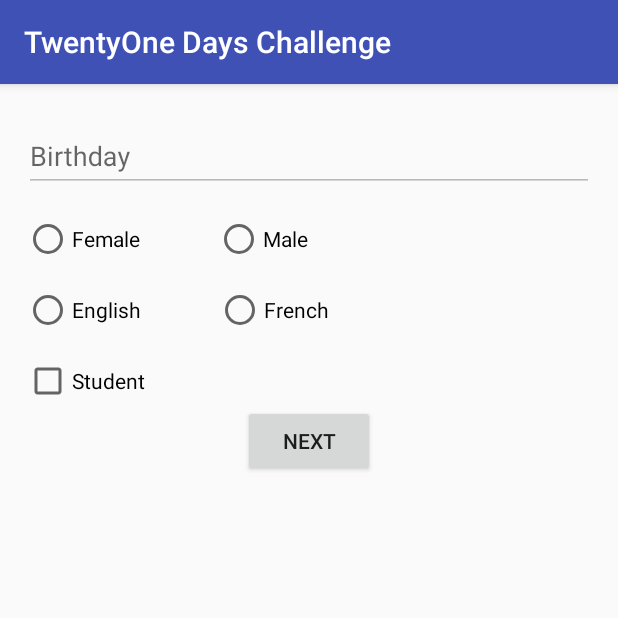
After one commit to Caryntjen/EVA-Android-Group-18, an Android app: the fragment RegistrationPartOne shown on its own in the app's theme, on a phone screen of 412 x 824 dp, the top half of it. The commit adds this screen. Run offline under Robolectric (Android 15) with nearby library versions, the phone set to English and light mode, and no system bars.

Commit message:
Added Part 1 of the Registration UI as a Fragment. Also refactored some variable names in Login and formatted the codes for better viewing.

```diff
--- /dev/null
+++ b/app/src/main/java/com/evavzw/twentyonedayschallenge/RegistrationPartOne.java
@@ -0,0 +1,138 @@
+package com.evavzw.twentyonedayschallenge;
+
+import android.app.DatePickerDialog;
+import android.app.Fragment;
+import android.os.Bundle;
+import android.view.LayoutInflater;
+import android.view.View;
+import android.view.ViewGroup;
+import android.widget.Button;
+import android.widget.CheckBox;
+import android.widget.DatePicker;
+import android.widget.EditText;
+import android.widget.RadioButton;
+import android.widget.RadioGroup;
+
+import java.util.Calendar;
+
+
+public class RegistrationPartOne extends Fragment implements View.OnClickListener {
+
+    // UI references.
+    private static EditText etBirthday;
+    private static RadioGroup rgSex;
+    private static RadioButton rbMale;
+    private static RadioButton rbFemale;
+    private static RadioGroup rgLanguage;
+    private static RadioButton rbFrench;
+    private static RadioButton rbEnglish;
+    private static CheckBox cbStudent;
+    private static Button btnNext;
+
+    private String sex;
+    private String language;
+    private String brithday;
+
+    private boolean isStudent = false;
+
+    public RegistrationPartOne() {
+        // Required empty public constructor
+    }
+
+    @Override
+    public void onCreate(Bundle savedInstanceState) {
+        super.onCreate(savedInstanceState);
+    }
+
+    @Override
+    public View onCreateView(LayoutInflater inflater, ViewGroup container, Bundle savedInstanceState) {
+        View view = inflater.inflate(R.layout.fragment_registration_part_one, container, false);
+
+        etBirthday = (EditText) view.findViewById(R.id.birthday);
+        etBirthday.setEnabled(false);
+        etBirthday.setOnClickListener(this);
+
+        rgSex = (RadioGroup) view.findViewById(R.id.rgSex);
+        rgSex.setOnClickListener(this);
+        rbMale = (RadioButton) view.findViewById(R.id.rbMale);
+        rbMale.setOnClickListener(this);
+        rbFemale = (RadioButton) view.findViewById(R.id.rbFemale);
+        rbFemale.setOnClickListener(this);
+
+
+        rgLanguage = (RadioGroup) view.findViewById(R.id.rgLanguage);
+        rgLanguage.setOnClickListener(this);
+        rbFrench = (RadioButton) view.findViewById(R.id.rbFrench);
+        rbFrench.setOnClickListener(this);
+        rbEnglish = (RadioButton) view.findViewById(R.id.rbEnglish);
+        rbEnglish.setOnClickListener(this);
+
+        cbStudent = (CheckBox) view.findViewById(R.id.cbStudent);
+        cbStudent.setOnClickListener(this);
+
+        btnNext = (Button) view.findViewById(R.id.btnNext);
+        btnNext.setOnClickListener(this);
+        return view;
+    }
+
+    private void showBirthDatePicker() {
+        BirthDatePickerFragment date = new BirthDatePickerFragment();
+
+        date.setCallBack(ondate);
+        date.show(getFragmentManager(), "Birthday");
+    }
+
+    DatePickerDialog.OnDateSetListener ondate = new DatePickerDialog.OnDateSetListener() {
+
+        public void onDateSet(DatePicker view, int year, int monthOfYear,
+                              int dayOfMonth) {
+            brithday = String.valueOf(dayOfMonth) + "-" + String.valueOf(monthOfYear + 1)
+                    + "-" + String.valueOf(year);
+
+            etBirthday.setText(brithday);
+        }
+    };
+
+    @Override
+    public void onClick(View view) {
+
+        switch (view.getId()) {
+            case R.id.birthday:
+                showBirthDatePicker();
+
+
+            case R.id.rbEnglish:
+                if (rbEnglish.isChecked())
+                    language = "EN";
+                break;
+            case R.id.rbFrench:
+                if (rbFrench.isChecked())
+                    language = "FR";
+                break;
+
+
+            case R.id.rbMale:
+                if (rbMale.isChecked())
+                    sex = "M";
+                break;
+            case R.id.rbFemale:
+                if (rbFemale.isChecked())
+                    sex = "F";
+                break;
+
+            case R.id.cbStudent:
+                if (cbStudent.isChecked()) {
+                    isStudent = true;
+                } else isStudent = false;
+                break;
+
+            case R.id.btnNext:
+                //TODO: Need some validation
+                break;
+
+            default:
+                break;
+        }
+
+    }
+}
--- /dev/null
+++ b/app/src/main/res/layout/fragment_registration_part_one.xml
@@ -0,0 +1,115 @@
+<LinearLayout xmlns:android="http://schemas.android.com/apk/res/android"
+    xmlns:tools="http://schemas.android.com/tools"
+    android:layout_width="match_parent"
+    android:layout_height="match_parent"
+    android:gravity="center_horizontal"
+    android:orientation="vertical"
+    android:paddingBottom="@dimen/activity_vertical_margin"
+    android:paddingLeft="@dimen/activity_horizontal_margin"
+    android:paddingRight="@dimen/activity_horizontal_margin"
+    android:paddingTop="@dimen/activity_vertical_margin"
+    android:weightSum="1">
+
+
+    <ScrollView
+        android:id="@+id/login_form"
+        android:layout_width="match_parent"
+        android:layout_height="wrap_content">
+
+        <LinearLayout
+            android:id="@+id/email_login_form"
+            android:layout_width="match_parent"
+            android:layout_height="wrap_content"
+            android:orientation="vertical">
+
+            <android.support.design.widget.TextInputLayout
+                android:layout_width="match_parent"
+                android:layout_height="wrap_content">
+
+                <EditText
+                    android:id="@+id/birthday"
+                    android:layout_width="match_parent"
+                    android:layout_height="wrap_content"
+                    android:hint="@string/prompt_birthday"
+                    android:inputType="text"
+                    android:maxLines="1"
+                    android:singleLine="true" />
+
+            </android.support.design.widget.TextInputLayout>
+
+
+        </LinearLayout>
+    </ScrollView>
+
+    <RadioGroup
+        android:id="@+id/rgSex"
+        android:layout_width="wrap_content"
+        android:layout_height="wrap_content"
+        android:layout_gravity="left"
+        android:layout_marginTop="15dp"
+        android:orientation="horizontal">
+
+        <RadioButton
+            android:id="@+id/rbFemale"
+            android:layout_width="wrap_content"
+            android:layout_height="match_parent"
+            android:layout_marginRight="50dp"
+            android:checked="false"
+            android:text="@string/registration.female"
+            android:onClick="onSexRadioButtonClicked"/>
+
+        <RadioButton
+            android:id="@+id/rbMale"
+            android:layout_width="wrap_content"
+            android:layout_height="wrap_content"
+            android:layout_gravity="center_horizontal"
+            android:checked="false"
+            android:text="@string/registration.male"
+            android:onClick="onSexRadioButtonClicked"/>
+
+    </RadioGroup>
+
+    <RadioGroup
+        android:id="@+id/rgLanguage"
+        android:layout_width="wrap_content"
+        android:layout_height="wrap_content"
+        android:layout_gravity="left"
+        android:layout_marginTop="15dp"
+        android:orientation="horizontal">
+
+        <RadioButton
+            android:id="@+id/rbEnglish"
+            android:layout_width="wrap_content"
+            android:layout_height="match_parent"
+            android:layout_marginRight="50dp"
+            android:checked="false"
+            android:text="@string/registration.english"
+            android:onClick="onLanguageRadioButtonClicked"/>
+
+        <RadioButton
+            android:id="@+id/rbFrench"
+            android:layout_width="wrap_content"
+            android:layout_height="wrap_content"
+            android:layout_gravity="center_horizontal"
+            android:checked="false"
+            android:text="@string/registration.french"
+            android:onClick="onLanguageRadioButtonClicked"/>
+
+    </RadioGroup>
+
+    <CheckBox
+        android:id="@+id/cbStudent"
+        android:layout_width="wrap_content"
+        android:layout_height="wrap_content"
+        android:layout_gravity="left"
+        android:layout_marginTop="15dp"
+        android:text="@string/registration.student" />
+
+    <Button
+        android:id="@+id/btnNext"
+        android:layout_width="wrap_content"
+        android:layout_height="wrap_content"
+        android:layout_gravity="center_horizontal"
+        android:text="@string/Next" />
+
+</LinearLayout>
--- a/app/src/main/res/values/strings.xml
+++ b/app/src/main/res/values/strings.xml
@@ -6,6 +6,7 @@
     <!-- Strings related to login -->
     <string name="prompt_email">Email</string>
     <string name="prompt_password">Password</string>
+    <string name="prompt_birthday">Birthday</string>
     <string name="action_sign_in">Sign in</string>
     <string name="action_sign_in_short">Sign in</string>
     <string name="error_invalid_email">This email address is invalid</string>
@@ -22,6 +23,12 @@
     <string name="activity_Register">Register</string>
     <string name="title_activity_main">MainActivity</string>
 
-<!-- TODO: Remove or change this placeholder text -->
+    <!-- TODO: Remove or change this placeholder text -->
     <string name="hello_blank_fragment">Hello blank fragment</string>
+    <string name="registration.female">Female</string>
+    <string name="registration.male">Male</string>
+    <string name="registration.french">French</string>
+    <string name="registration.english">English</string>
+    <string name="registration.student">Student</string>
+    <string name="Next">Next</string>
 </resources>
```
Also changed, not shown: app/src/main/java/com/evavzw/twentyonedayschallenge/BirthDatePickerFragment.java (added, +41 -0 lines), app/src/main/java/com/evavzw/twentyonedayschallenge/LoginActivity.java (+18 -23 lines), app/src/main/java/com/evavzw/twentyonedayschallenge/MenuFragment.java (+0 -87 lines), app/src/main/java/com/evavzw/twentyonedayschallenge/NonSwipeableViewPager.java (added, +30 -0 lines), app/src/main/res/layout/activity_challenges.xml (+5 -3 lines), app/src/main/res/layout/activity_login.xml (+48 -25 lines), app/src/main/res/layout/activity_register.xml (+8 -17 lines), app/src/main/res/layout/fragment_menu.xml (+7 -8 lines).
